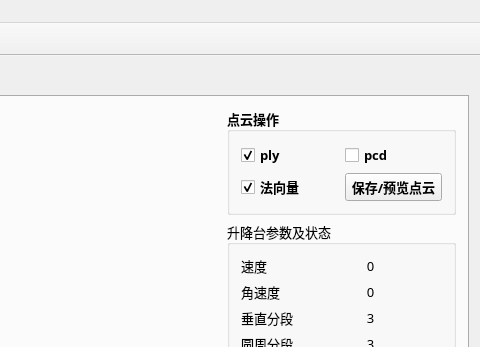
Old version of the form KFScanner/mainform.ui in the repository hanxiaomax/fusionscanner; both pictures show x 949 to 1429 and y 0 to 347 of the 1429 by 771 pixel window.
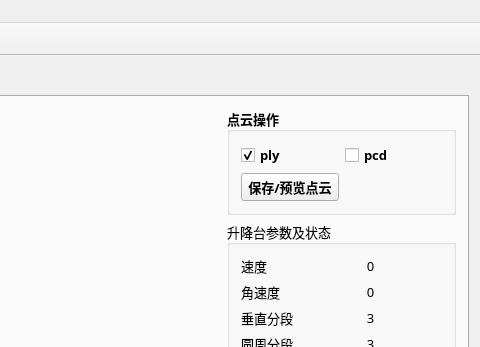
New version of the form. The open tabs and pages were chosen to show the change. Icons and pictures are not drawn. Custom widgets are drawn as their Qt base class.

```diff
--- a/KFScanner/mainform.ui
+++ b/KFScanner/mainform.ui
@@ -1354,16 +1354,6 @@
                 </widget>
                </item>
                <item row="1" column="1">
-                <widget class="QCheckBox" name="normal_check">
-                 <property name="text">
-                  <string>法向量</string>
-                 </property>
-                 <property name="checked">
-                  <bool>true</bool>
-                 </property>
-                </widget>
-               </item>
-               <item row="1" column="2">
                 <widget class="QPushButton" name="saveCloudBtn">
                  <property name="text">
                   <string>保存/预览点云</string>
```
Left out of the diff: 6 changed lines with no effect on the pictures.
